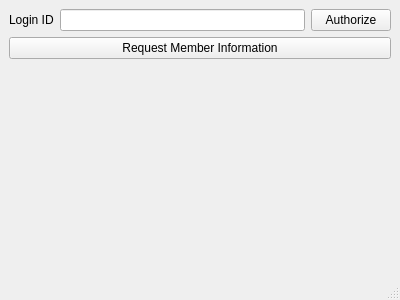
The window that alixixi.ui (xlongfeng/alixixi) describes before a commit, drawn with Qt 5.
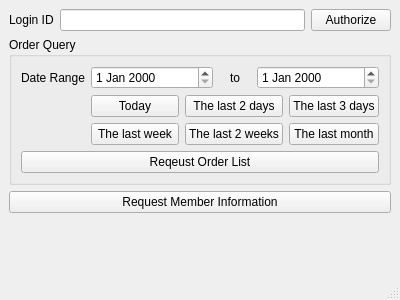
The same window after the commit.

Patch:
```diff
--- a/alixixi.ui
+++ b/alixixi.ui
@@ -14,7 +14,7 @@
    <string>Alixixi</string>
   </property>
   <widget class="QWidget" name="centralwidget">
-   <layout class="QVBoxLayout" name="verticalLayout">
+   <layout class="QVBoxLayout" name="verticalLayout_2">
     <item>
      <layout class="QHBoxLayout" name="horizontalLayout">
       <item>
@@ -41,7 +41,106 @@
      </layout>
     </item>
     <item>
-     <widget class="QPushButton" name="getMemberPushButton">
+     <widget class="QGroupBox" name="groupBox">
+      <property name="title">
+       <string>Order Query</string>
+      </property>
+      <layout class="QVBoxLayout" name="verticalLayout">
+       <item>
+        <layout class="QFormLayout" name="formLayout">
+         <item row="0" column="0">
+          <widget class="QLabel" name="label_2">
+           <property name="text">
+            <string>Date Range</string>
+           </property>
+          </widget>
+         </item>
+         <item row="0" column="1">
+          <layout class="QHBoxLayout" name="horizontalLayout_2">
+           <item>
+            <widget class="QDateEdit" name="createStartTimeDateEdit"/>
+           </item>
+           <item>
+            <widget class="QLabel" name="label_3">
+             <property name="maximumSize">
+              <size>
+               <width>32</width>
+               <height>16777215</height>
+              </size>
+             </property>
+             <property name="text">
+              <string>to</string>
+             </property>
+             <property name="alignment">
+              <set>Qt::AlignCenter</set>
+             </property>
+            </widget>
+           </item>
+           <item>
+            <widget class="QDateEdit" name="createEndTimeDateEdit"/>
+           </item>
+          </layout>
+         </item>
+         <item row="1" column="1">
+          <layout class="QGridLayout" name="gridLayout">
+           <item row="0" column="0">
+            <widget class="QPushButton" name="todayPushButton">
+             <property name="text">
+              <string>Today</string>
+             </property>
+            </widget>
+           </item>
+           <item row="0" column="1">
+            <widget class="QPushButton" name="last2DaysPushButton">
+             <property name="text">
+              <string>The last 2 days</string>
+             </property>
+            </widget>
+           </item>
+           <item row="0" column="2">
+            <widget class="QPushButton" name="last3DaysPushButton">
+             <property name="text">
+              <string>The last 3 days</string>
+             </property>
+            </widget>
+           </item>
+           <item row="1" column="0">
+            <widget class="QPushButton" name="lastWeekPushButton">
+             <property name="text">
+              <string>The last week</string>
+             </property>
+            </widget>
+           </item>
+           <item row="1" column="1">
+            <widget class="QPushButton" name="last2WeeksPushButton">
+             <property name="text">
+              <string>The last 2 weeks</string>
+             </property>
+            </widget>
+           </item>
+           <item row="1" column="2">
+            <widget class="QPushButton" name="lastMonthPushButton">
+             <property name="text">
+              <string>The last month</string>
+             </property>
+            </widget>
+           </item>
+          </layout>
+         </item>
+        </layout>
+       </item>
+       <item>
+        <widget class="QPushButton" name="orderListGetPushButton">
+         <property name="text">
+          <string>Reqeust Order List</string>
+         </property>
+        </widget>
+       </item>
+      </layout>
+     </widget>
+    </item>
+    <item>
+     <widget class="QPushButton" name="memberGetPushButton">
       <property name="text">
        <string>Request Member Information</string>
       </property>
@@ -55,7 +154,7 @@
       <property name="sizeHint" stdset="0">
        <size>
         <width>20</width>
-        <height>183</height>
+        <height>29</height>
        </size>
       </property>
      </spacer>
```
